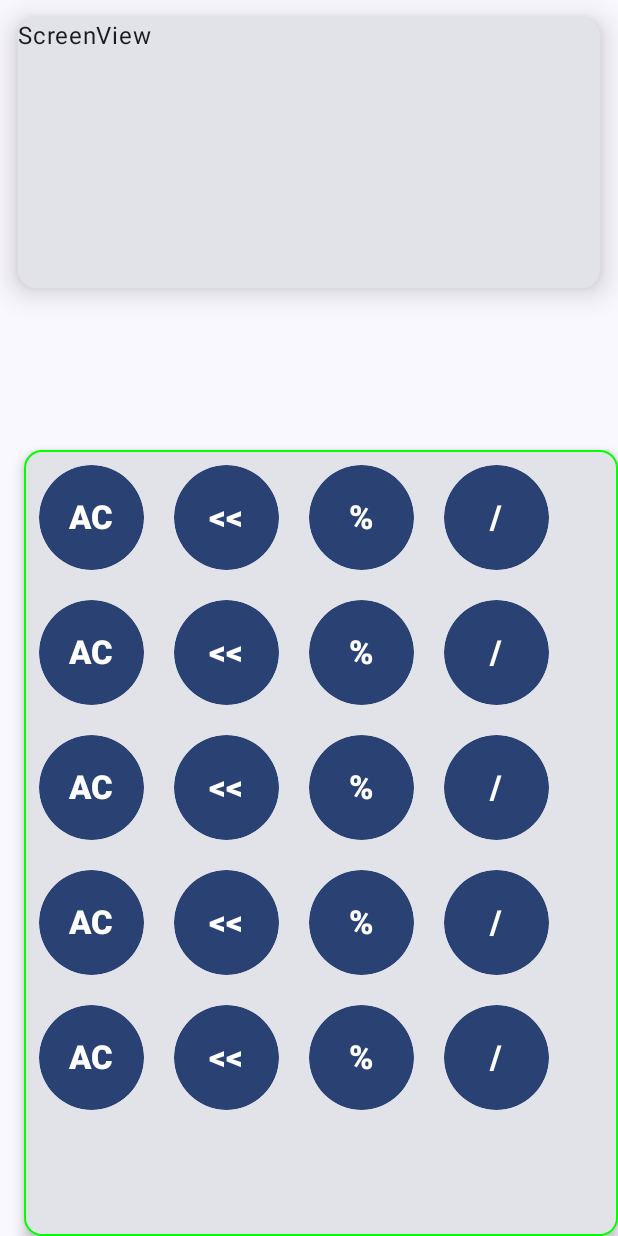
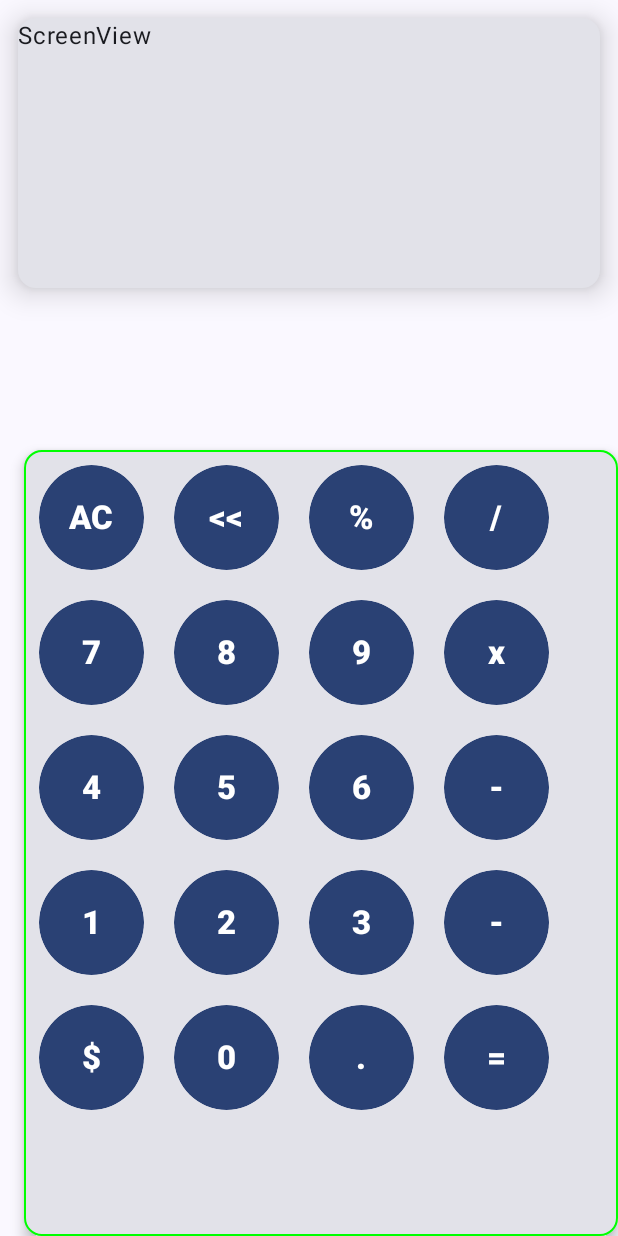
Before and after one commit to gnsgns6/CalcNow, an Android app built with Jetpack Compose: the screen it shows after launch (MainActivity), on a phone screen of 412 x 824 dp. Run offline under Robolectric (Android 15) with nearby library versions, the phone set to English and light mode, and no system bars.

Commit message:
Buttons ready to click

```diff
--- a/app/src/main/java/com/geniusback/calcnow/ui/theme/Buttons.kt
+++ b/app/src/main/java/com/geniusback/calcnow/ui/theme/Buttons.kt
@@ -143,7 +143,7 @@ fun KeyView() {
             )
             {
                 Text(
-                    text = "AC", fontSize = 22.sp, fontWeight = FontWeight.ExtraBold,
+                    text = "7", fontSize = 22.sp, fontWeight = FontWeight.ExtraBold,
                     softWrap = false
                 )
             }
@@ -157,7 +157,7 @@ fun KeyView() {
             )
             {
                 Text(
-                    text = "<<", fontSize = 22.sp, fontWeight = FontWeight.ExtraBold,
+                    text = "8", fontSize = 22.sp, fontWeight = FontWeight.ExtraBold,
                     softWrap = false
                 )
             }
@@ -171,7 +171,7 @@ fun KeyView() {
             )
             {
                 Text(
-                    text = "%", fontSize = 22.sp, fontWeight = FontWeight.ExtraBold,
+                    text = "9", fontSize = 22.sp, fontWeight = FontWeight.ExtraBold,
                     softWrap = false
                 )
             }
@@ -185,7 +185,7 @@ fun KeyView() {
             )
             {
                 Text(
-                    text = "/", fontSize = 22.sp, fontWeight = FontWeight.ExtraBold,
+                    text = "x", fontSize = 22.sp, fontWeight = FontWeight.ExtraBold,
                     softWrap = false
                 )
             }
@@ -205,7 +205,7 @@ fun KeyView() {
             )
             {
                 Text(
-                    text = "AC", fontSize = 22.sp, fontWeight = FontWeight.ExtraBold,
+                    text = "4", fontSize = 22.sp, fontWeight = FontWeight.ExtraBold,
                     softWrap = false
                 )
             }
@@ -219,7 +219,7 @@ fun KeyView() {
             )
             {
                 Text(
-                    text = "<<", fontSize = 22.sp, fontWeight = FontWeight.ExtraBold,
+                    text = "5", fontSize = 22.sp, fontWeight = FontWeight.ExtraBold,
                     softWrap = false
                 )
             }
@@ -233,7 +233,7 @@ fun KeyView() {
             )
             {
                 Text(
-                    text = "%", fontSize = 22.sp, fontWeight = FontWeight.ExtraBold,
+                    text = "6", fontSize = 22.sp, fontWeight = FontWeight.ExtraBold,
                     softWrap = false
                 )
             }
@@ -247,7 +247,7 @@ fun KeyView() {
             )
             {
                 Text(
-                    text = "/", fontSize = 22.sp, fontWeight = FontWeight.ExtraBold,
+                    text = "-", fontSize = 22.sp, fontWeight = FontWeight.ExtraBold,
                     softWrap = false
                 )
             }
@@ -267,7 +267,7 @@ fun KeyView() {
             )
             {
                 Text(
-                    text = "AC", fontSize = 22.sp, fontWeight = FontWeight.ExtraBold,
+                    text = "1", fontSize = 22.sp, fontWeight = FontWeight.ExtraBold,
                     softWrap = false
                 )
             }
@@ -281,7 +281,7 @@ fun KeyView() {
             )
             {
                 Text(
-                    text = "<<", fontSize = 22.sp, fontWeight = FontWeight.ExtraBold,
+                    text = "2", fontSize = 22.sp, fontWeight = FontWeight.ExtraBold,
                     softWrap = false
                 )
             }
@@ -295,7 +295,7 @@ fun KeyView() {
             )
             {
                 Text(
-                    text = "%", fontSize = 22.sp, fontWeight = FontWeight.ExtraBold,
+                    text = "3", fontSize = 22.sp, fontWeight = FontWeight.ExtraBold,
                     softWrap = false
                 )
             }
@@ -309,7 +309,7 @@ fun KeyView() {
             )
             {
                 Text(
-                    text = "/", fontSize = 22.sp, fontWeight = FontWeight.ExtraBold,
+                    text = "-", fontSize = 22.sp, fontWeight = FontWeight.ExtraBold,
                     softWrap = false
                 )
             }
@@ -329,7 +329,7 @@ fun KeyView() {
             )
             {
                 Text(
-                    text = "AC", fontSize = 22.sp, fontWeight = FontWeight.ExtraBold,
+                    text = "$", fontSize = 22.sp, fontWeight = FontWeight.ExtraBold,
                     softWrap = false
                 )
             }
@@ -343,7 +343,7 @@ fun KeyView() {
             )
             {
                 Text(
-                    text = "<<", fontSize = 22.sp, fontWeight = FontWeight.ExtraBold,
+                    text = "0", fontSize = 22.sp, fontWeight = FontWeight.ExtraBold,
                     softWrap = false
                 )
             }
@@ -357,7 +357,7 @@ fun KeyView() {
             )
             {
                 Text(
-                    text = "%", fontSize = 22.sp, fontWeight = FontWeight.ExtraBold,
+                    text = ".", fontSize = 22.sp, fontWeight = FontWeight.ExtraBold,
                     softWrap = false
                 )
             }
@@ -371,7 +371,7 @@ fun KeyView() {
             )
             {
                 Text(
-                    text = "/", fontSize = 22.sp, fontWeight = FontWeight.ExtraBold,
+                    text = "=", fontSize = 22.sp, fontWeight = FontWeight.ExtraBold,
                     softWrap = false
                 )
             }
```
